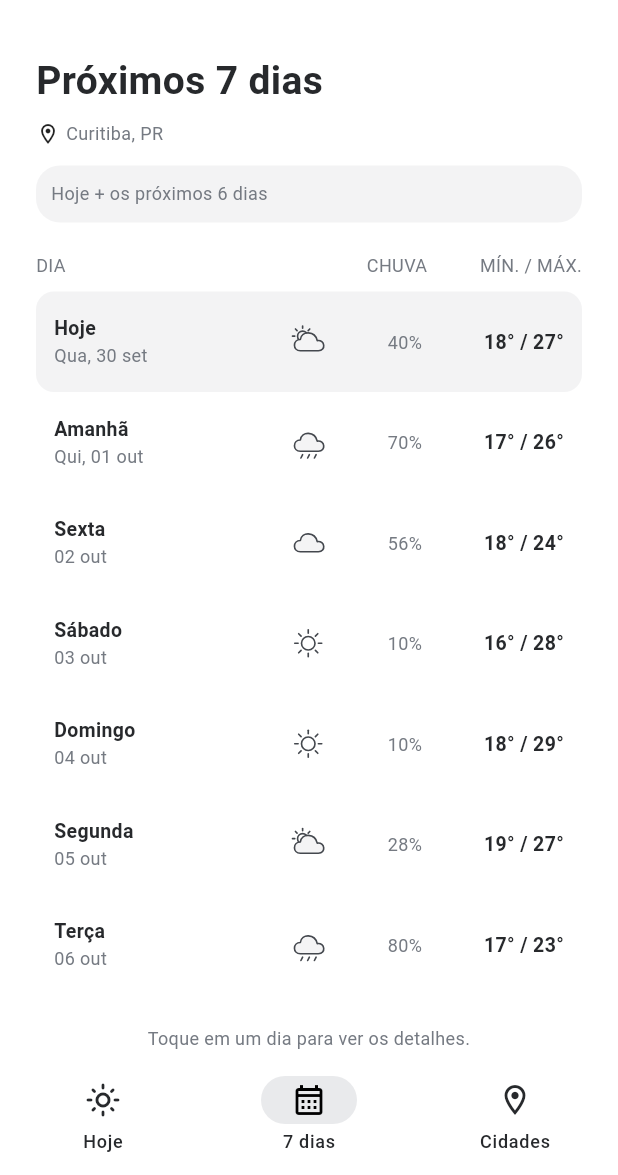
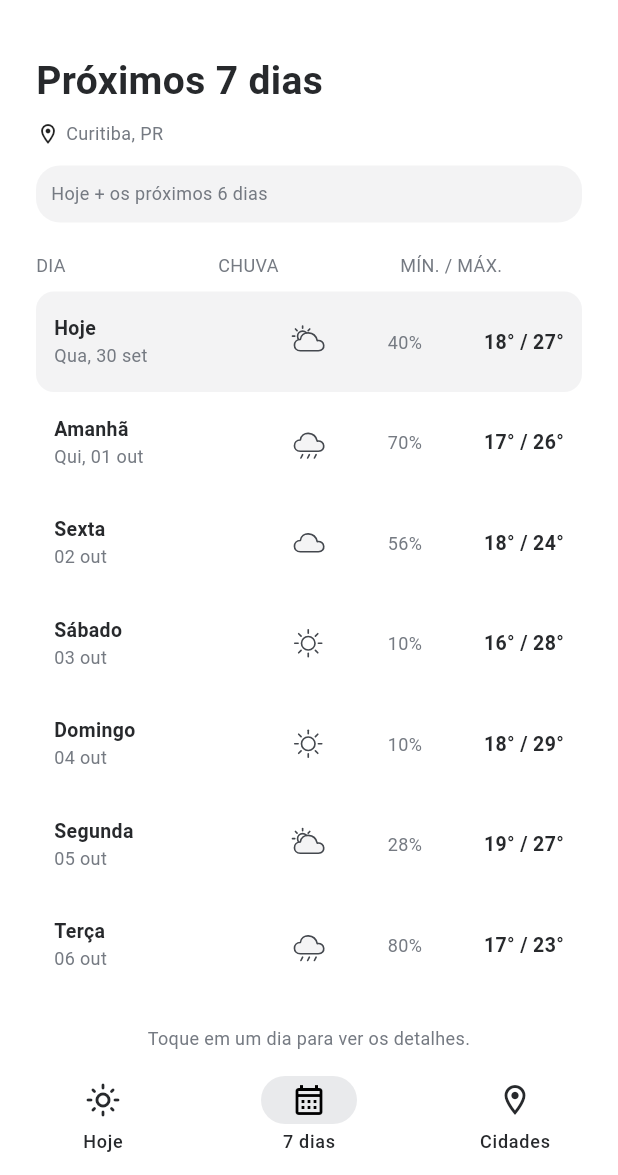
Before and after one commit to PedroHenriqueRenosto/Previu, a Flutter app: the screen it shows after launch, after a tap on "Usar minha localização", after a tap on "Ver todos", on a phone screen of 412 x 824 dp, the part 61-1236 px from its top. Run offline on Flutter 3.47's test engine with Material 3 defaults, Android fonts, the phone set to English and light mode, and no system bars.

Commit message:
mais um comit kk

```diff
--- a/lib/features/previu/pages/week_page.dart
+++ b/lib/features/previu/pages/week_page.dart
@@ -24,7 +24,7 @@ class WeekPage extends StatelessWidget {
         children: [
           const Icon(Icons.location_on_outlined, size: 16),
           const SizedBox(width: 4),
-          Caption(city),
+          Expanded(child: Caption(city)),
         ],
       ),
       const SizedBox(height: 12),
@@ -33,9 +33,8 @@ class WeekPage extends StatelessWidget {
       const Row(
         children: [
           Expanded(child: Caption('DIA')),
-          Caption('CHUVA'),
-          SizedBox(width: 35),
-          Caption('MÍN. / MÁX.'),
+          Expanded(child: Caption('CHUVA')),
+          Expanded(child: Caption('MÍN. / MÁX.')),
         ],
       ),
       const SizedBox(height: 8),
--- a/lib/features/previu/previu_flow.dart
+++ b/lib/features/previu/previu_flow.dart
@@ -201,11 +201,13 @@ class _PreviuFlowState extends State<PreviuFlow> {
                     else
                       const WeatherIcon(size: 24),
                     const SizedBox(width: 10),
-                    const Text(
-                      'Previu',
-                      style: TextStyle(
-                        fontWeight: FontWeight.w700,
-                        fontSize: 20,
+                    const Flexible(
+                      child: Text(
+                        'Previu',
+                        style: TextStyle(
+                          fontWeight: FontWeight.w700,
+                          fontSize: 20,
+                        ),
                       ),
                     ),
                   ],
--- a/lib/features/previu/ui.dart
+++ b/lib/features/previu/ui.dart
@@ -185,8 +185,9 @@ class TemperatureCard extends StatelessWidget {
     this.condition = 802,
     this.detail = false,
     this.subtitle = 'Sensação 25° · Mín. 18° · Máx. 27°',
+    this.updated = '09:40',
   });
-  final String temperature, description, subtitle;
+  final String temperature, description, subtitle, updated;
   final int condition;
   final bool detail;
   @override
@@ -220,7 +221,7 @@ class TemperatureCard extends StatelessWidget {
         ),
         const SizedBox(height: 5),
         Caption(subtitle),
-        if (!detail) const Caption('Atualizado às 09:40'),
+        if (!detail) Caption('Atualizado às $updated'),
       ],
     ),
   );
--- a/lib/main.dart
+++ b/lib/main.dart
@@ -27,10 +27,7 @@ void main() {
 }
 
 class PreviuApp extends StatelessWidget {
-  const PreviuApp({
-    super.key,
-    required this.repository,
-  });
+  const PreviuApp({super.key, required this.repository});
 
   final WeatherRepository repository;
 
```
Also changed, not shown: lib/features/previu/pages/today_page.dart (+32 -1 lines), 2 other files.
